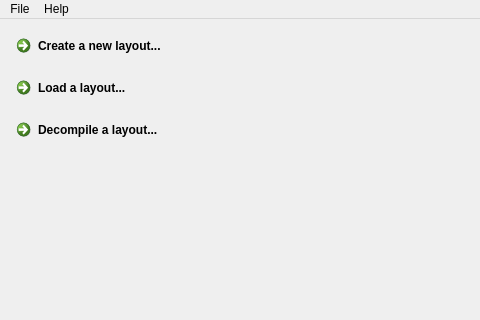
Old version of the form src/PyKbdEdit/launcher.ui in the repository nulano/PyKbd.
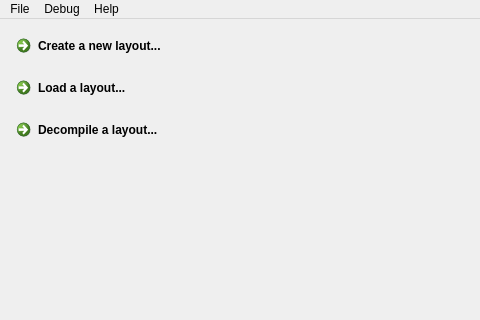
New version of the form.

What changed in the file:
```diff
--- a/src/PyKbdEdit/launcher.ui
+++ b/src/PyKbdEdit/launcher.ui
@@ -92,7 +92,15 @@
     <addaction name="actionAbout"/>
     <addaction name="actionLicense"/>
    </widget>
+   <widget class="QMenu" name="menuDebug">
+    <property name="title">
+     <string>Debug</string>
+    </property>
+    <addaction name="actionDbgCollect"/>
+    <addaction name="actionDbgGrowth"/>
+   </widget>
    <addaction name="menuFile"/>
+   <addaction name="menuDebug"/>
    <addaction name="menuHelp"/>
   </widget>
   <action name="actionNew">
```
Left out of the diff: 10 changed lines with no effect on the pictures.
